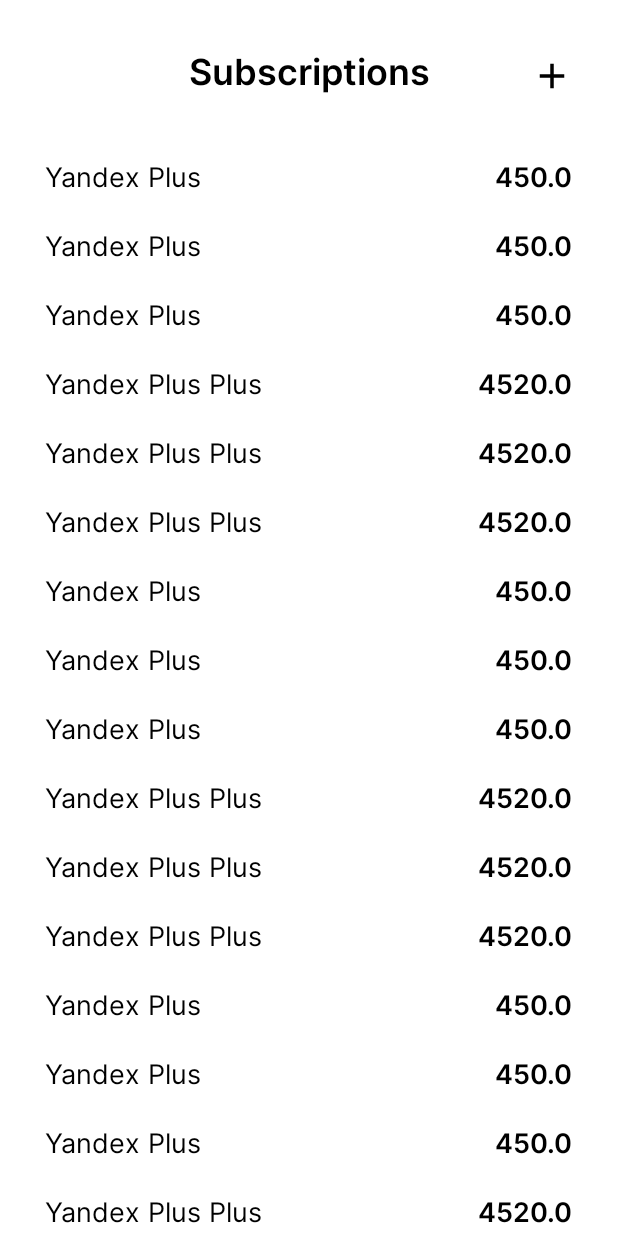
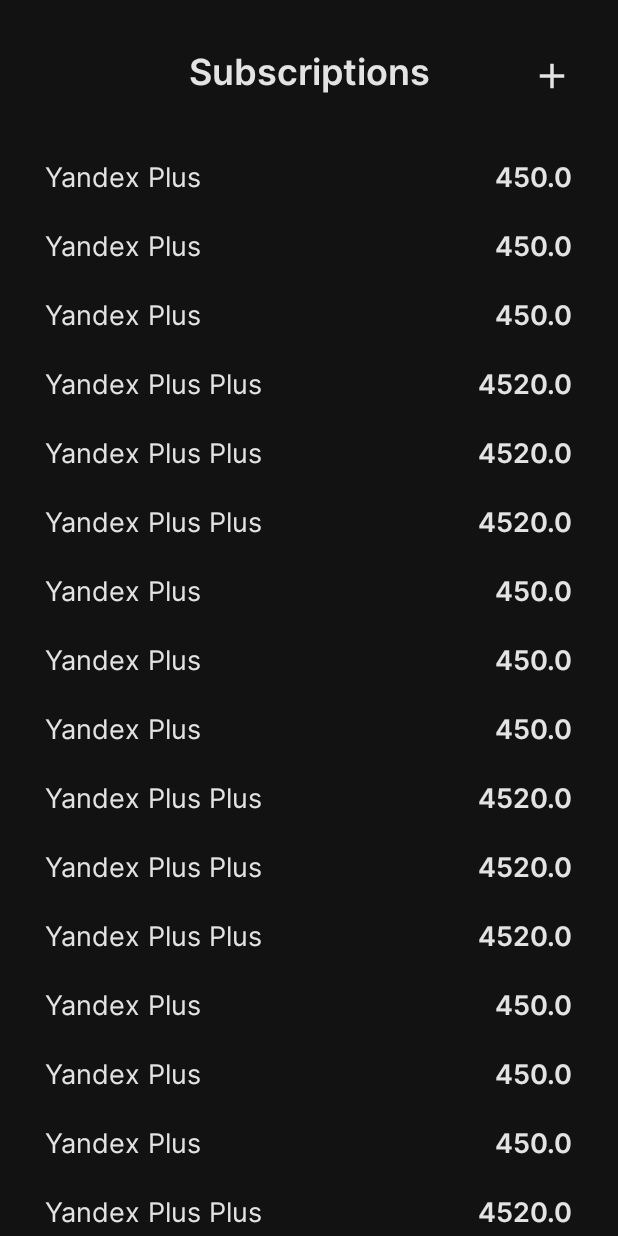
Before and after one commit to karateka-git/subscriptions-manager, an Android app: the screen it shows after launch (MainActivity), on a phone screen of 412 x 824 dp. Run offline under Robolectric (Android 15) with nearby library versions, the phone set to English and light mode, and no system bars.

Commit message:
improved app day/night colors

```diff
--- a/app/app/src/main/java/com/vlatrof/subscriptionsmanager/presentation/screens/subscriptions/SubscriptionsFragment.kt
+++ b/app/app/src/main/java/com/vlatrof/subscriptionsmanager/presentation/screens/subscriptions/SubscriptionsFragment.kt
@@ -2,6 +2,7 @@ package com.vlatrof.subscriptionsmanager.presentation.screens.subscriptions
 
 import android.os.Bundle
 import android.view.View
+import androidx.appcompat.app.AppCompatDelegate
 import androidx.fragment.app.Fragment
 import com.vlatrof.subscriptionsmanager.R.layout.fragment_subscriptions
 import com.vlatrof.subscriptionsmanager.databinding.FragmentSubscriptionsBinding
@@ -19,8 +20,8 @@ class SubscriptionsFragment : Fragment(fragment_subscriptions) {
         subscriptionsListAdapter = SubscriptionsListAdapter()
         binding.rvSubscriptionsList.adapter = subscriptionsListAdapter
 
-        subscriptionsListAdapter.setData(newSubscriptionsList = listOf(
-
+        subscriptionsListAdapter.setData(
+            newSubscriptionsList = listOf(
                 Subscription("Yandex Plus", 450.0),
                 Subscription("Yandex Plus", 450.0),
                 Subscription("Yandex Plus", 450.0),
@@ -39,32 +40,10 @@ class SubscriptionsFragment : Fragment(fragment_subscriptions) {
                 Subscription("Yandex Plus Plus", 4520.0),
                 Subscription("Yandex Plus Plus", 4520.0),
                 Subscription("Yandex Plus Plus", 4520.0),
-            Subscription("Yandex Plus", 450.0),
-            Subscription("Yandex Plus", 450.0),
-            Subscription("Yandex Plus", 450.0),
-            Subscription("Yandex Plus Plus", 4520.0),
-            Subscription("Yandex Plus Plus", 4520.0),
-            Subscription("Yandex Plus Plus", 4520.0),
-            Subscription("Yandex Plus", 450.0),
-            Subscription("Yandex Plus", 450.0),
-            Subscription("Yandex Plus", 450.0),
-            Subscription("Yandex Plus Plus", 4520.0),
-            Subscription("Yandex Plus Plus", 4520.0),
-            Subscription("Yandex Plus Plus", 4520.0),
-            Subscription("Yandex Plus", 450.0),
-            Subscription("Yandex Plus", 450.0),
-            Subscription("Yandex Plus", 450.0),
-            Subscription("Yandex Plus Plus", 4520.0),
-            Subscription("Yandex Plus Plus", 4520.0),
-            Subscription("Yandex Plus Plus", 4520.0),
-            Subscription("Yandex Plus", 450.0),
-            Subscription("Yandex Plus", 450.0),
-            Subscription("Yandex Plus", 450.0),
-            Subscription("Yandex Plus Plus", 4520.0),
-            Subscription("Yandex Plus Plus", 4520.0),
-            Subscription("Yandex Plus Plus", 4520.0),
+            )
+        )
 
-        ))
+        AppCompatDelegate. setDefaultNightMode(AppCompatDelegate. MODE_NIGHT_YES)
 
     }
 
--- a/app/app/src/main/res/drawable/ic_baseline_add_24.xml
+++ b/app/app/src/main/res/drawable/ic_baseline_add.xml
@@ -2,7 +2,7 @@
     xmlns:android="http://schemas.android.com/apk/res/android"
     android:width="28dp"
     android:height="28dp"
-    android:tint="#000000"
+    android:tint="?android:textColorPrimary"
     android:viewportWidth="24"
     android:viewportHeight="24">
 
--- a/app/app/src/main/res/layout/fragment_subscriptions.xml
+++ b/app/app/src/main/res/layout/fragment_subscriptions.xml
@@ -1,6 +1,7 @@
 <?xml version="1.0" encoding="utf-8"?>
 
-<androidx.constraintlayout.widget.ConstraintLayout xmlns:android="http://schemas.android.com/apk/res/android"
+<androidx.constraintlayout.widget.ConstraintLayout
+    xmlns:android="http://schemas.android.com/apk/res/android"
     xmlns:app="http://schemas.android.com/apk/res-auto"
     android:layout_width="match_parent"
     android:layout_height="match_parent">
@@ -12,7 +13,7 @@
         android:layout_marginTop="@dimen/screen_section_margin_top"
         android:fontFamily="@font/inter_semibold"
         android:text="@string/tv_subscriptions_title_text"
-        android:textColor="@color/black"
+        android:textColor="?android:textColorPrimary"
         android:textSize="@dimen/screen_title_text_size"
         app:layout_constraintLeft_toLeftOf="parent"
         app:layout_constraintRight_toRightOf="parent"
@@ -23,12 +24,11 @@
         android:layout_width="wrap_content"
         android:layout_height="wrap_content"
         android:layout_marginRight="30dp"
+        android:background="?android:attr/selectableItemBackgroundBorderless"
         android:contentDescription="@string/btn_new_subscription_content_description"
-        android:src="@drawable/ic_baseline_add_24"
+        android:src="@drawable/ic_baseline_add"
         app:layout_constraintBottom_toBottomOf="@id/tv_subscriptions_title"
-        app:layout_constraintRight_toRightOf="parent"
-        android:background="?android:attr/selectableItemBackgroundBorderless"
-        />
+        app:layout_constraintRight_toRightOf="parent" />
 
     <androidx.recyclerview.widget.RecyclerView
         android:id="@+id/rv_subscriptions_list"
--- a/app/app/src/main/res/layout/rv_item_subscription.xml
+++ b/app/app/src/main/res/layout/rv_item_subscription.xml
@@ -15,7 +15,7 @@
         android:fontFamily="@font/inter_regular"
         android:lines="1"
         android:text="Some Useful Subscription"
-        android:textColor="@color/black"
+        android:textColor="?android:textColorPrimary"
         android:textSize="18sp"
         app:layout_constraintLeft_toLeftOf="parent"
         app:layout_constraintRight_toLeftOf="@+id/tv_subscription_cost"
@@ -28,7 +28,7 @@
         android:fontFamily="@font/inter_semibold"
         android:maxWidth="150dp"
         android:text="249 RUB / 3 M"
-        android:textColor="@color/black"
+        android:textColor="?android:textColorPrimary"
         android:textSize="18sp"
         app:layout_constraintRight_toRightOf="parent"
         app:layout_constraintTop_toTopOf="@+id/tv_subscription_title" />
--- a/app/app/src/main/res/values-night/themes.xml
+++ b/app/app/src/main/res/values-night/themes.xml
@@ -2,15 +2,16 @@
     <!-- Base application theme. -->
     <style name="Theme.SubscriptionsManager" parent="Theme.MaterialComponents.DayNight.NoActionBar">
         <!-- Primary brand color. -->
-        <item name="colorPrimary">@color/purple_200</item>
-        <item name="colorPrimaryVariant">@color/purple_700</item>
-        <item name="colorOnPrimary">@color/black</item>
+        <item name="colorPrimary">@color/white</item>
+        <item name="colorPrimaryVariant">@color/white</item>
+        <item name="colorOnPrimary">@color/white</item>
         <!-- Secondary brand color. -->
-        <item name="colorSecondary">@color/teal_200</item>
-        <item name="colorSecondaryVariant">@color/teal_200</item>
-        <item name="colorOnSecondary">@color/black</item>
+        <item name="colorSecondary">@color/white</item>
+        <item name="colorSecondaryVariant">@color/white</item>
+        <item name="colorOnSecondary">@color/white</item>
         <!-- Status bar color. -->
-        <item name="android:statusBarColor" tools:targetApi="l">?attr/colorPrimaryVariant</item>
+        <item name="android:statusBarColor" tools:targetApi="l">@color/dark_gray</item>
         <!-- Customize your theme here. -->
+        <item name="android:textColorPrimary">@color/white_gray</item>
     </style>
 </resources>
--- a/app/app/src/main/res/values/colors.xml
+++ b/app/app/src/main/res/values/colors.xml
@@ -1,10 +1,7 @@
 <?xml version="1.0" encoding="utf-8"?>
 <resources>
-    <color name="purple_200">#FFBB86FC</color>
-    <color name="purple_500">#FF6200EE</color>
-    <color name="purple_700">#FF3700B3</color>
-    <color name="teal_200">#FF03DAC5</color>
-    <color name="teal_700">#FF018786</color>
+    <color name="dark_gray">#191919</color>
+    <color name="white_gray">#E3E3E3</color>
     <color name="black">#FF000000</color>
     <color name="white">#FFFFFFFF</color>
 </resources>
--- a/app/app/src/main/res/values/themes.xml
+++ b/app/app/src/main/res/values/themes.xml
@@ -2,15 +2,16 @@
     <!-- Base application theme. -->
     <style name="Theme.SubscriptionsManager" parent="Theme.MaterialComponents.DayNight.NoActionBar">
         <!-- Primary brand color. -->
-        <item name="colorPrimary">@color/purple_500</item>
-        <item name="colorPrimaryVariant">@color/purple_700</item>
-        <item name="colorOnPrimary">@color/white</item>
+        <item name="colorPrimary">@color/dark_gray</item>
+        <item name="colorPrimaryVariant">@color/dark_gray</item>
+        <item name="colorOnPrimary">@color/dark_gray</item>
         <!-- Secondary brand color. -->
-        <item name="colorSecondary">@color/teal_200</item>
-        <item name="colorSecondaryVariant">@color/teal_700</item>
-        <item name="colorOnSecondary">@color/black</item>
+        <item name="colorSecondary">@color/dark_gray</item>
+        <item name="colorSecondaryVariant">@color/dark_gray</item>
+        <item name="colorOnSecondary">@color/dark_gray</item>
         <!-- Status bar color. -->
-        <item name="android:statusBarColor" tools:targetApi="l">?attr/colorPrimaryVariant</item>
+        <item name="android:statusBarColor" tools:targetApi="l">@color/dark_gray</item>
         <!-- Customize your theme here. -->
+        <item name="android:textColorPrimary">@color/dark_gray</item>
     </style>
 </resources>
```
Lines whose indentation alone changed are shown as unchanged.
